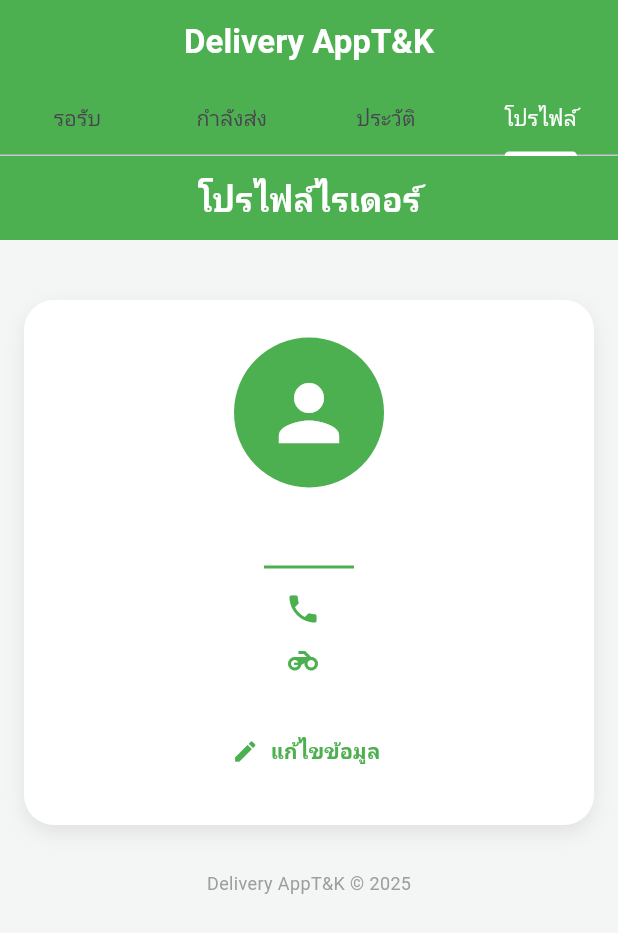
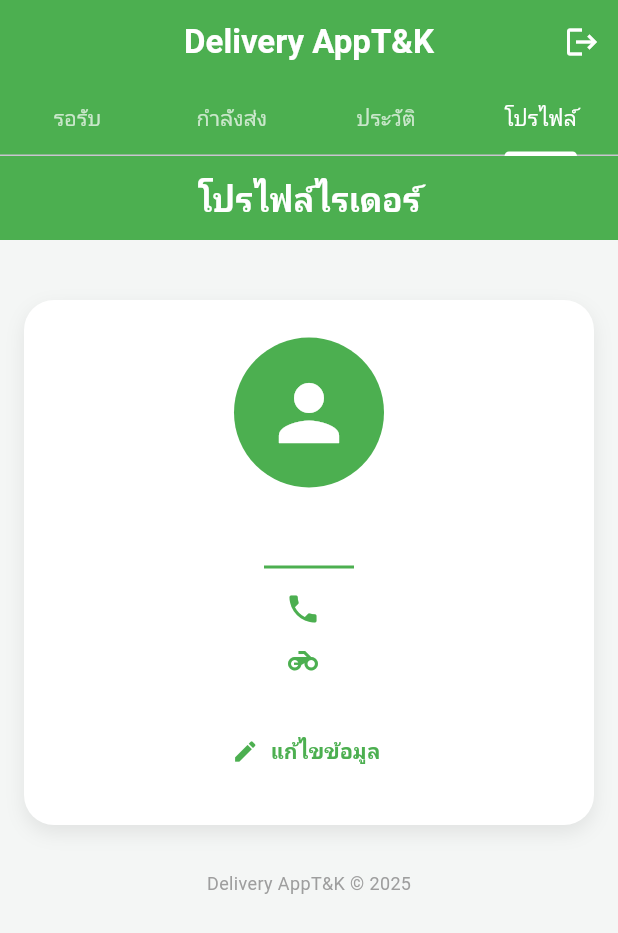
Before and after one commit to Chakhieyw/delivery_frontend, a Flutter app: the DashboardRiderPage screen opened directly, tab 4 chosen, on a phone screen of 412 x 824 dp. Shown: the top 933 px of the screen. Run offline on Flutter 3.47's test engine with Material 3 defaults, Android fonts, the phone set to English and light mode, and no system bars; our stand-ins replace cloud_firestore, firebase_auth, firebase_core, firebase_storage, flutter_dotenv, flutter_map and 4 more; missing offline and left inert: cloudinary_public; accounts and stored records are empty.

Commit message:
logoutupdate

```diff
--- a/lib/page/dashboard_rider.dart
+++ b/lib/page/dashboard_rider.dart
@@ -1,8 +1,10 @@
 import 'package:flutter/material.dart';
-import 'package:delivery_frontend/page/profile_rider.dart';
+import 'package:firebase_auth/firebase_auth.dart';
+import 'package:delivery_frontend/page/select_role.dart';
 import 'package:delivery_frontend/page/rider_pending_orders.dart';
 import 'package:delivery_frontend/page/rider_delivering_page.dart';
 import 'package:delivery_frontend/page/rider_history_page.dart';
+import 'package:delivery_frontend/page/profile_rider.dart';
 
 class DashboardRiderPage extends StatefulWidget {
   const DashboardRiderPage({super.key});
@@ -21,27 +23,72 @@ class _DashboardRiderPageState extends State<DashboardRiderPage>
     _tabController = TabController(length: 4, vsync: this);
   }
 
-  @override
-  void dispose() {
-    _tabController.dispose();
-    super.dispose();
+  /// ✅ ฟังก์ชันออกจากระบบ
+  Future<void> _logout() async {
+    final confirm = await showDialog<bool>(
+      context: context,
+      builder: (context) => AlertDialog(
+        title: const Text("ออกจากระบบ"),
+        content: const Text("คุณต้องการออกจากระบบใช่หรือไม่?"),
+        actions: [
+          TextButton(
+            child: const Text("ยกเลิก", style: TextStyle(color: Colors.grey)),
+            onPressed: () => Navigator.pop(context, false),
+          ),
+          TextButton(
+            child:
+                const Text("ออกจากระบบ", style: TextStyle(color: Colors.red)),
+            onPressed: () => Navigator.pop(context, true),
+          ),
+        ],
+      ),
+    );
+
+    if (confirm != true) return;
+
+    try {
+      await FirebaseAuth.instance.signOut();
+      if (!mounted) return;
+      Navigator.pushAndRemoveUntil(
+        context,
+        MaterialPageRoute(builder: (_) => const SelectRolePage()),
+        (route) => false,
+      );
+    } catch (e) {
+      ScaffoldMessenger.of(context).showSnackBar(
+        SnackBar(content: Text("ออกจากระบบไม่สำเร็จ: $e")),
+      );
+    }
   }
 
   @override
   Widget build(BuildContext context) {
-    return Scaffold(
+    return DefaultTabController(
+      length: 4,
+      child: Scaffold(
+        backgroundColor: const Color(0xFFF4F6F5),
         appBar: AppBar(
-        backgroundColor: Colors.green,
+          backgroundColor: const Color(0xFF4CAF50),
           title: const Text(
             "Delivery AppT&K",
-          style: TextStyle(color: Colors.white, fontWeight: FontWeight.bold),
+            style: TextStyle(
+              color: Colors.white,
+              fontWeight: FontWeight.bold,
+            ),
           ),
           centerTitle: true,
-        bottom: TabBar(
-          controller: _tabController,
+          actions: [
+            IconButton(
+              icon: const Icon(Icons.logout, color: Colors.white),
+              tooltip: "ออกจากระบบ",
+              onPressed: _logout,
+            ),
+          ],
+          bottom: const TabBar(
             labelColor: Colors.white,
+            unselectedLabelColor: Colors.white70,
             indicatorColor: Colors.white,
-          tabs: const [
+            tabs: [
               Tab(text: "รอรับ"),
               Tab(text: "กำลังส่ง"),
               Tab(text: "ประวัติ"),
@@ -49,15 +96,15 @@ class _DashboardRiderPageState extends State<DashboardRiderPage>
             ],
           ),
         ),
-      body: TabBarView(
-        controller: _tabController,
-        children: const [
-          RiderPendingOrdersPage(), // ✅ รอรับ
+        body: const TabBarView(
+          children: [
+            RiderPendingOrdersPage(),
             RiderDeliveringPage(),
             RiderHistoryPage(),
             RiderProfilePage(),
           ],
         ),
+      ),
     );
   }
 }
```
Lines whose indentation alone changed are shown as unchanged.
